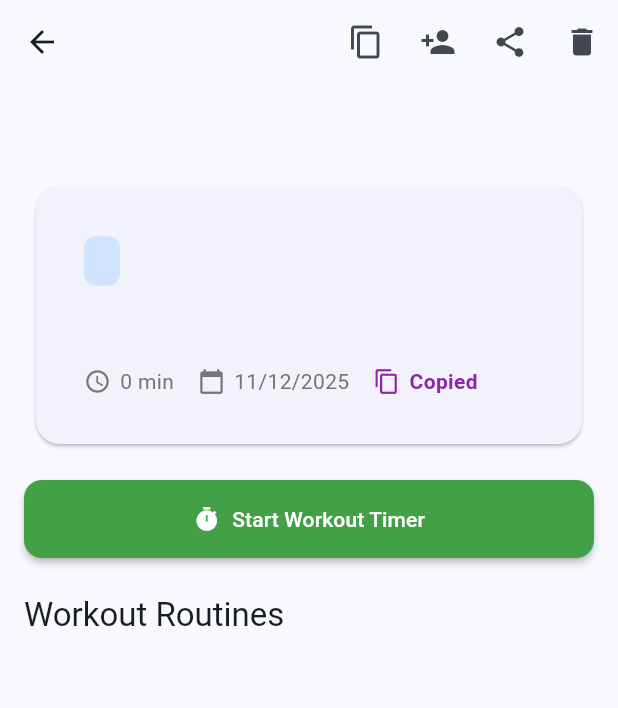
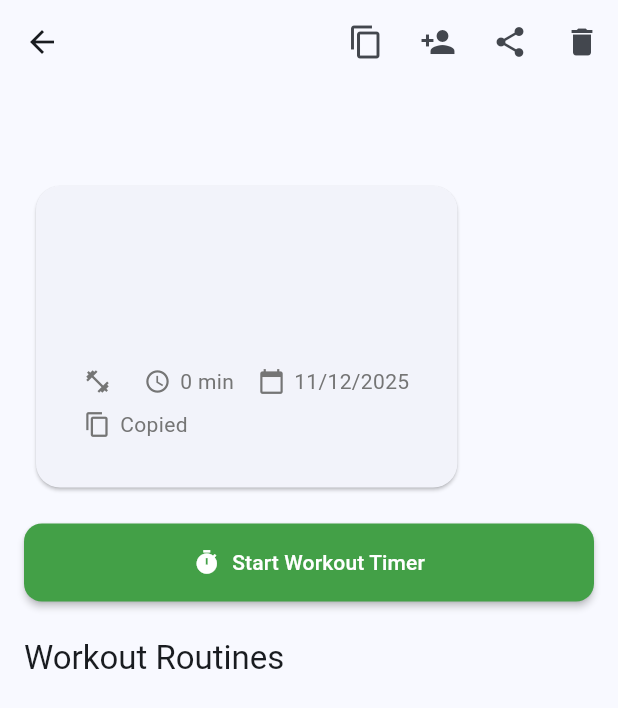
Before and after one commit to streambinder/vigor, a Flutter app: the TrainingDetailsScreen screen opened directly with empty values, on a phone screen of 412 x 824 dp. Shown: the top 708 px of the screen. Run offline on Flutter 3.47's test engine with Material 3 defaults, Android fonts, the phone set to English and light mode, and no system bars; our stand-ins replace flutter_secure_storage, google_sign_in, logger, shared_preferences; missing offline and left inert: dart:js_interop, google_sign_in_web; accounts and stored records are empty; generated files the repository leaves out were written again; network calls fail.

Commit message:
refactor(ui): reorganize training metadata labels layout
- Move training type from header badge to inline metadata row
- Move shared/partner count to first position in metadata
- Normalize all labels to grey except completion date (green)
- Remove "Created:" and "Completed:" text prefixes
- Remove uppercase transform on training titles

```diff
--- a/app/lib/screens/training_details_screen.dart
+++ b/app/lib/screens/training_details_screen.dart
@@ -357,39 +357,11 @@ class _TrainingDetailsScreenState extends State<TrainingDetailsScreen> {
                 child: Column(
                   crossAxisAlignment: CrossAxisAlignment.start,
                   children: [
-                    // Workout type badge + name on same line
-                    Row(
-                      crossAxisAlignment: CrossAxisAlignment.center,
-                      children: [
-                        Container(
-                          padding: const EdgeInsets.symmetric(horizontal: 12, vertical: 6),
-                          decoration: BoxDecoration(
-                            color: PlatformHelper.useLiquidGlass
-                                ? LiquidGlassTheme.primaryColor.withOpacity(0.2)
-                                : Theme.of(context).colorScheme.primaryContainer,
-                            borderRadius: BorderRadius.circular(8),
-                          ),
-                          child: Text(
-                            training.type,
-                            style: TextStyle(
-                              fontSize: 14,
-                              fontWeight: FontWeight.w600,
-                              color: PlatformHelper.useLiquidGlass
-                                  ? LiquidGlassTheme.primaryColor
-                                  : Theme.of(context).colorScheme.primary,
-                            ),
-                          ),
-                        ),
-                        const SizedBox(width: 12),
-                        Expanded(
-                          child: Text(
-                            training.name,
-                            style: PlatformHelper.useLiquidGlass
-                                ? LiquidGlassTheme.headlineStyle.copyWith(fontSize: 24)
-                                : Theme.of(context).textTheme.headlineMedium,
-                          ),
-                        ),
-                      ],
+                    Text(
+                      training.name,
+                      style: PlatformHelper.useLiquidGlass
+                          ? LiquidGlassTheme.headlineStyle.copyWith(fontSize: 24)
+                          : Theme.of(context).textTheme.headlineMedium,
                     ),
                     const SizedBox(height: 12),
                     Text(
@@ -403,6 +375,17 @@ class _TrainingDetailsScreenState extends State<TrainingDetailsScreen> {
                       spacing: 16,
                       runSpacing: 8,
                       children: [
+                        if (_partnerCount > 0)
+                          _buildInfoLabel(
+                            context,
+                            icon: Icons.people,
+                            text: '${1 + _partnerCount}',
+                          ),
+                        _buildInfoLabel(
+                          context,
+                          icon: Icons.fitness_center,
+                          text: training.type,
+                        ),
                         _buildInfoLabel(
                           context,
                           icon: Icons.schedule,
@@ -413,19 +396,11 @@ class _TrainingDetailsScreenState extends State<TrainingDetailsScreen> {
                           icon: Icons.calendar_today,
                           text: _formatDate(training.completedAt ?? training.createdAt),
                         ),
-                        if (_partnerCount > 0)
-                          _buildInfoLabel(
-                            context,
-                            icon: Icons.people,
-                            text: '${1 + _partnerCount}',
-                            color: Colors.blue[600],
-                          ),
                         if (training.parentId != null)
                           _buildInfoLabel(
                             context,
                             icon: Icons.copy,
                             text: 'Copied',
-                            color: Colors.purple[600],
                           ),
                       ],
                     ),
```
Also changed, not shown: app/lib/screens/activity_screen.dart (+103 -67 lines).
